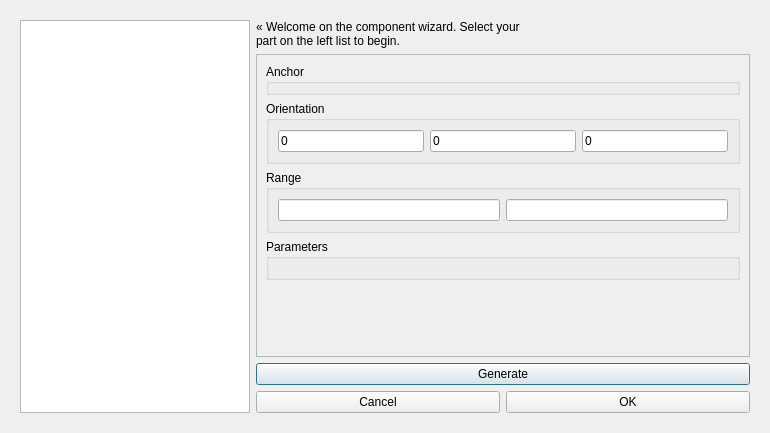
The window that gui/ComponentWizard.ui (RhobanProject/MetabotStudio) describes before a commit, drawn with Qt 5.
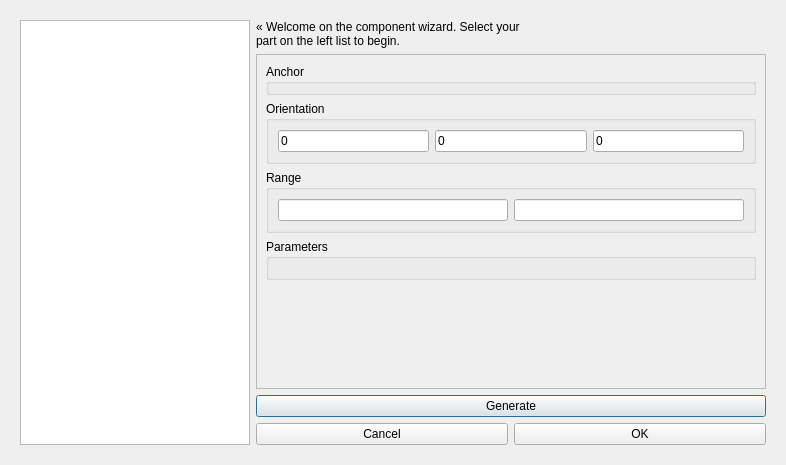
The same window after the commit. Icons and pictures are not drawn.

The edit to the form file:
```diff
--- a/gui/ComponentWizard.ui
+++ b/gui/ComponentWizard.ui
@@ -6,8 +6,8 @@
    <rect>
     <x>0</x>
     <y>0</y>
-    <width>770</width>
-    <height>433</height>
+    <width>786</width>
+    <height>465</height>
    </rect>
   </property>
   <property name="sizePolicy">
@@ -98,8 +98,8 @@
             <rect>
              <x>0</x>
              <y>0</y>
-             <width>494</width>
-             <height>285</height>
+             <width>510</width>
+             <height>317</height>
             </rect>
            </property>
            <layout class="QVBoxLayout" name="verticalLayout_2">
```
